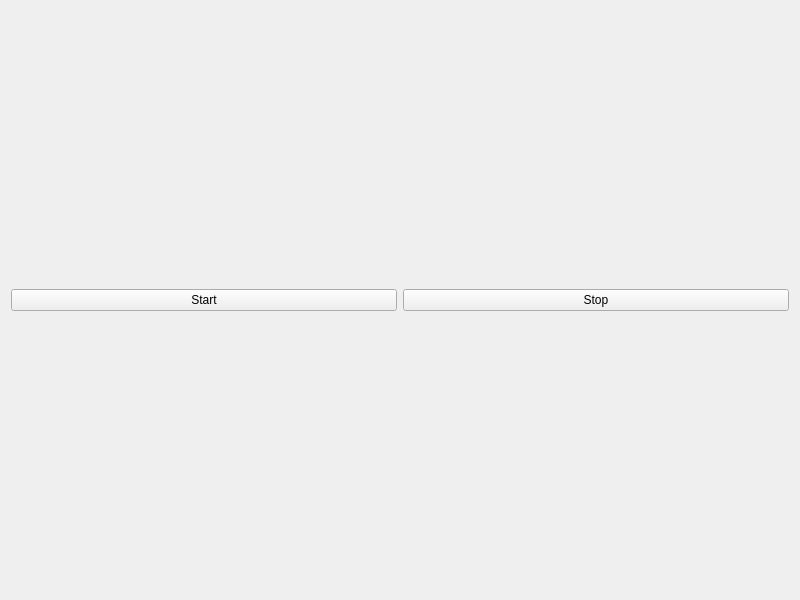
First picture: the form in mainwindow.ui, repository gitnabo/RotorCalSys, before the edit.
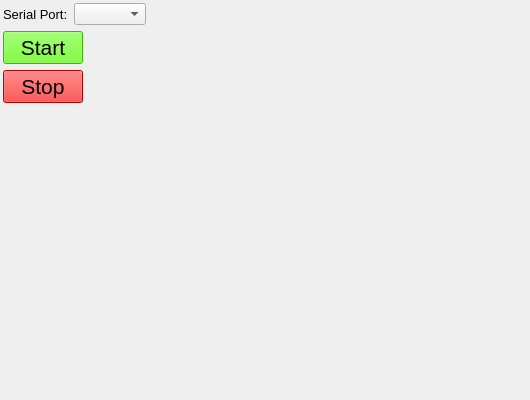
Second picture: the form after the edit.

Commit message: added settings and GUI logic

```diff
--- a/mainwindow.ui
+++ b/mainwindow.ui
@@ -6,34 +6,72 @@
    <rect>
     <x>0</x>
     <y>0</y>
-    <width>800</width>
-    <height>600</height>
+    <width>530</width>
+    <height>400</height>
    </rect>
   </property>
   <property name="windowTitle">
    <string>MainWindow</string>
   </property>
-  <layout class="QVBoxLayout" name="verticalLayout">
+  <layout class="QVBoxLayout" name="verticalLayout_2">
+   <property name="leftMargin">
+    <number>3</number>
+   </property>
+   <property name="topMargin">
+    <number>3</number>
+   </property>
+   <property name="rightMargin">
+    <number>3</number>
+   </property>
+   <property name="bottomMargin">
+    <number>3</number>
+   </property>
    <item>
-    <spacer name="verticalSpacer_2">
+    <layout class="QHBoxLayout" name="horizontalLayout">
+     <item>
+      <widget class="QLabel" name="label">
+       <property name="font">
+        <font>
+         <pointsize>10</pointsize>
+        </font>
+       </property>
+       <property name="text">
+        <string>Serial Port:</string>
+       </property>
+      </widget>
+     </item>
+     <item>
+      <widget class="QComboBox" name="cbSerialPorts"/>
+     </item>
+     <item>
+      <spacer name="horizontalSpacer">
      <property name="orientation">
-      <enum>Qt::Vertical</enum>
-     </property>
-     <property name="sizeType">
-      <enum>QSizePolicy::Minimum</enum>
+        <enum>Qt::Horizontal</enum>
      </property>
      <property name="sizeHint" stdset="0">
       <size>
-       <width>20</width>
-       <height>40</height>
+         <width>40</width>
+         <height>20</height>
       </size>
      </property>
     </spacer>
+     </item>
+    </layout>
    </item>
    <item>
     <layout class="QHBoxLayout" name="horizontalLayout_2">
      <item>
+      <layout class="QVBoxLayout" name="verticalLayout">
+       <item>
       <widget class="QPushButton" name="pbStart">
+         <property name="font">
+          <font>
+           <pointsize>16</pointsize>
+          </font>
+         </property>
+         <property name="styleSheet">
+          <string notr="true">background-color: rgb(85, 255, 0);</string>
+         </property>
        <property name="text">
         <string>Start</string>
        </property>
@@ -41,20 +79,26 @@
      </item>
      <item>
       <widget class="QPushButton" name="pbStop">
+         <property name="font">
+          <font>
+           <pointsize>16</pointsize>
+          </font>
+         </property>
+         <property name="styleSheet">
+          <string notr="true">background-color: rgb(255, 0, 0);</string>
+         </property>
        <property name="text">
         <string>Stop</string>
        </property>
       </widget>
      </item>
-    </layout>
-   </item>
    <item>
-    <spacer name="verticalSpacer">
+        <spacer name="verticalSpacer_2">
      <property name="orientation">
       <enum>Qt::Vertical</enum>
      </property>
      <property name="sizeType">
-      <enum>QSizePolicy::Minimum</enum>
+          <enum>QSizePolicy::Expanding</enum>
      </property>
      <property name="sizeHint" stdset="0">
       <size>
@@ -63,6 +107,23 @@
       </size>
      </property>
     </spacer>
+       </item>
+      </layout>
+     </item>
+     <item>
+      <spacer name="horizontalSpacer_2">
+       <property name="orientation">
+        <enum>Qt::Horizontal</enum>
+       </property>
+       <property name="sizeHint" stdset="0">
+        <size>
+         <width>40</width>
+         <height>20</height>
+        </size>
+       </property>
+      </spacer>
+     </item>
+    </layout>
    </item>
   </layout>
  </widget>
```
Lines whose indentation alone changed are shown as unchanged. The commit also changes 4 other files.
